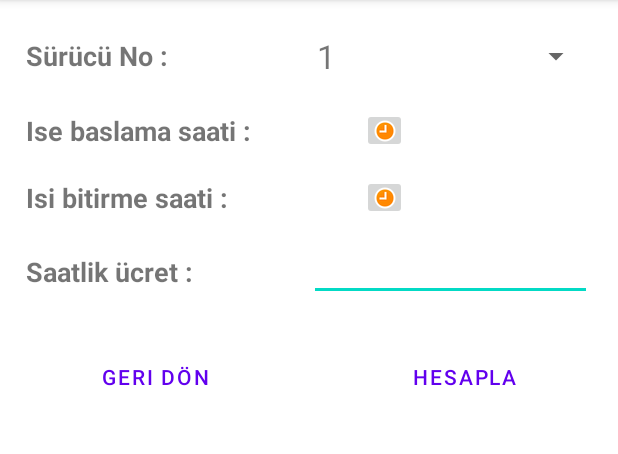
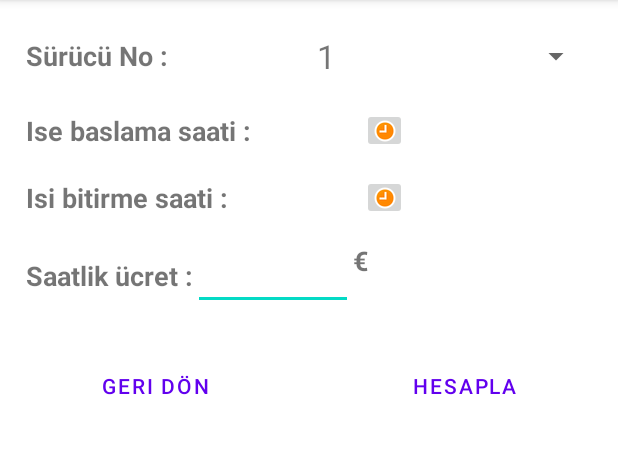
Before and after one commit to jagenau49/adisyon, an Android app: the screen it shows after launch (surucuHesapDokumu), in the options menu, after a tap on "Hesap Dökümü", on a phone screen of 412 x 824 dp, the part 84-538 px from its top. Run offline under Robolectric (Android 15) with nearby library versions, the phone set to English and light mode, and no system bars; our stand-ins replace Room's generated code.

Commit message:
surucuHesapDokumu.java is ready. All todos are completed or as task in todoist saved.

```diff
--- a/app/src/main/java/com/catsoftware/adisyon/MainActivity.java
+++ b/app/src/main/java/com/catsoftware/adisyon/MainActivity.java
@@ -35,7 +35,7 @@ public class MainActivity extends AppCompatActivity {
 
 
     @Override
-    protected void onCreate(Bundle savedInstanceState) {//TODO:sharedpreferences sistemiyle gun sonu takibi yap
+    protected void onCreate(Bundle savedInstanceState) {
         super.onCreate(savedInstanceState);
         setContentView(R.layout.activity_main);
         db = AppDatabase.getDbInstance(this.getApplicationContext());//veritabani baglaniyor
@@ -91,7 +91,7 @@ public class MainActivity extends AppCompatActivity {
         Intent intent;
         if(item.getItemId()==R.id.mnSifirla) {
 
-            verileriSifirla(); //TODO: güncelle
+            verileriSifirla();
         }else if(item.getItemId()==R.id.mnSiparisEkle) {
 
             intent = new Intent(MainActivity.this, SiparisGirmeEkrani.class);
--- a/app/src/main/java/com/catsoftware/adisyon/SiparisAdapter.java
+++ b/app/src/main/java/com/catsoftware/adisyon/SiparisAdapter.java
@@ -133,7 +133,7 @@ public class SiparisAdapter extends RecyclerView.Adapter<SiparisAdapter.MyViewHo
             notifyItemRemoved(tiklanilanPosition);
 
             /*
-            Siparis silindikten sonra mainactivity deki toplam sayiyi guncellemek icin bu cozum bulundu. TODO: daha iyisini bul
+            Siparis silindikten sonra mainactivity deki toplam sayiyi guncellemek icin bu cozum bulundu.
              */
             Intent intent=new Intent(context,MainActivity.class);
             context.startActivity(intent);
--- a/app/src/main/java/com/catsoftware/adisyon/SiparisGirmeEkrani.java
+++ b/app/src/main/java/com/catsoftware/adisyon/SiparisGirmeEkrani.java
@@ -74,9 +74,9 @@ public class SiparisGirmeEkrani extends AppCompatActivity {
             btSiparisKaydet.setText("Degisiklikleri Kaydet");
             pickerSetDakika(picker,duzenlenecekDakika);
             pickerSetSaat(picker,duzenlenecekSaat);
-            spSurucuNolari.setSelection(Integer.parseInt(duzenlenecekSurucu)-1);//TODO: bu satir dogru calismiyor
+            spSurucuNolari.setSelection(Integer.parseInt(duzenlenecekSurucu)-1);
             System.out.println("Duzenlenecek surucu id: "+(Integer.parseInt(duzenlenecekSurucu)-1));
-            spOdemeYontemi.setSelection(idOdemeYontemi);//TODO: bu satir dogru calismiyor
+            spOdemeYontemi.setSelection(idOdemeYontemi);
             etUcret.setText(""+duzenlenecekUcret);
             etSiparisNo.setText(duzenlenecekSiparisNo);
 
--- a/app/src/main/java/com/catsoftware/adisyon/db/SiparisDao.java
+++ b/app/src/main/java/com/catsoftware/adisyon/db/SiparisDao.java
@@ -29,11 +29,6 @@ public interface SiparisDao {
     @Query("UPDATE siparislerTablosu SET silindiMi=:silinmisMi WHERE sId=:sId") void setSilindiMi(int sId, boolean silinmisMi);//siparisi silindi olarak isaretliyor
 
 
-        /*  //TODO: kendine uyarla
-        @Query("SELECT * FROM user WHERE first_name LIKE :first AND " +
-                "last_name LIKE :last LIMIT 1")
-        User findByName(String first, String last);
-        */
 
 
     @Insert
--- a/app/src/main/java/com/catsoftware/adisyon/db/SiparisSatiri.java
+++ b/app/src/main/java/com/catsoftware/adisyon/db/SiparisSatiri.java
@@ -77,7 +77,7 @@ public class SiparisSatiri {
     public void setUcret(Double ucret) {
         this.ucret = ucret;
     }
-    public boolean getSilindiMi() {//TODO: default false ayarla
+    public boolean getSilindiMi() {
         return silindiMi;
     }
 
--- a/app/src/main/java/com/catsoftware/adisyon/silinmisSiparisler.java
+++ b/app/src/main/java/com/catsoftware/adisyon/silinmisSiparisler.java
@@ -33,7 +33,7 @@ public class silinmisSiparisler extends AppCompatActivity {
         LinearLayoutManager linearLayoutManager=new LinearLayoutManager(this);
         linearLayoutManager.setOrientation(LinearLayoutManager.VERTICAL);
         recyclerView.setLayoutManager(linearLayoutManager);
-        AdapterSilinmisSiparisler siparisAdapter= new AdapterSilinmisSiparisler(this,getSilinmisSiparislerListesi());//TODO:diger sinif isimlerine de uygula
+        AdapterSilinmisSiparisler siparisAdapter= new AdapterSilinmisSiparisler(this,getSilinmisSiparislerListesi());
         recyclerView.setAdapter(siparisAdapter);
 
     }
--- a/app/src/main/java/com/catsoftware/adisyon/surucuHesapDokumu.java
+++ b/app/src/main/java/com/catsoftware/adisyon/surucuHesapDokumu.java
@@ -1,6 +1,6 @@
 package com.catsoftware.adisyon;
-//TODO:surucunun saatten gelen kazanimini ayrica goster
-//TODO: saatlik ucretin yerini kisalt sonuna € isareti ekle
+
+
 
 import androidx.appcompat.app.AppCompatActivity;
 import androidx.recyclerview.widget.LinearLayoutManager;
@@ -35,11 +35,10 @@ public class surucuHesapDokumu extends AppCompatActivity {
     Spinner spSurucuNo;
     EditText etSaatlikUcreti;
     Button btGeriDon, btHesapla;
-    TextView tvTeslimEttigiPaketNakitUcreti, tvTeslimEttigiPaketKartUcreti, tvHakEttigiCalismaUcreti, tvIadeEtmesiGerekenTutar, tvIsiBitirmeSaati, tvIseBaslamaSaati,tvSurucununToplamCalismaSaati,tvSurucununTeslimEttigiPaketSayisi;
+    TextView tvTeslimEttigiPaketNakitUcreti, tvTeslimEttigiPaketKartUcreti, tvHakEttigiCalismaUcreti, tvIadeEtmesiGerekenTutar, tvIsiBitirmeSaati, tvIseBaslamaSaati, tvSurucununToplamCalismaSaati, tvSurucununTeslimEttigiPaketSayisi,tvSurucununToplamSaatlikGeliri;
     RecyclerView recyclerView;
     LinearLayout linlayHesapSonuclari;
     AppDatabase db;
-
 
 
     @Override
@@ -62,8 +61,9 @@ public class surucuHesapDokumu extends AppCompatActivity {
         tvIadeEtmesiGerekenTutar = findViewById(R.id.tvIadeEtmesiGerekenTutar);
         tvIseBaslamaSaati = findViewById(R.id.tvIseBaslamaSaati);
         tvIsiBitirmeSaati = findViewById(R.id.tvIsiBitirmeSaati);
-        tvSurucununToplamCalismaSaati=findViewById(R.id.tvSurucununToplamCalismaSaati);
-        tvSurucununTeslimEttigiPaketSayisi=findViewById(R.id.tvSurucununTeslimEttigiPaketSayisi);
+        tvSurucununToplamCalismaSaati = findViewById(R.id.tvSurucununToplamCalismaSaati);
+        tvSurucununTeslimEttigiPaketSayisi = findViewById(R.id.tvSurucununTeslimEttigiPaketSayisi);
+        tvSurucununToplamSaatlikGeliri=findViewById(R.id.tvSurucununToplamSaatlikGeliri);
 
 
         //recycleviewer ayarlaniyor
@@ -81,10 +81,8 @@ public class surucuHesapDokumu extends AppCompatActivity {
         btGeriDon.setOnClickListener(v -> anaEkranaGit());
 
         btHesapla.setOnClickListener(v -> {
-            System.out.println("gelenSurucuNo: " + spSurucuNo.getSelectedItem().toString());//TODO sil
 
-            System.out.println("gelenSaatlikUcret: " + etSaatlikUcreti.getText().toString().equals(""));//TODO sil
-            if (saatIseBaslama == 0 || saatIsiBitirme == 0  || etSaatlikUcreti.getText().toString().equals("")) {//eksik bilgiler var
+            if (saatIseBaslama == 0 || saatIsiBitirme == 0 || etSaatlikUcreti.getText().toString().equals("")) {//eksik bilgiler var
                 Toast.makeText(surucuHesapDokumu.this, "Sorgulama yapilamadi! Lütfen eksik bilgileri giriniz.", Toast.LENGTH_LONG).show();
 
 
@@ -93,8 +91,8 @@ public class surucuHesapDokumu extends AppCompatActivity {
 
                 statikSurucuNo = spSurucuNo.getSelectedItem().toString();
                 odemeHesapla(spSurucuNo.getSelectedItem().toString(), saatIseBaslama,
-                dakikaIseBaslama,  saatIsiBitirme, dakikaIsiBitirme, Double.
-                parseDouble(etSaatlikUcreti.getText().toString()));
+                        dakikaIseBaslama, saatIsiBitirme, dakikaIsiBitirme, Double.
+                                parseDouble(etSaatlikUcreti.getText().toString()));
 
                 //klavye gizleniyor
                 InputMethodManager inputMethodManager = (InputMethodManager) getSystemService(INPUT_METHOD_SERVICE);
@@ -110,9 +108,10 @@ public class surucuHesapDokumu extends AppCompatActivity {
         System.out.println("" + surucuNo + ".surucunun siparis sayisi : " + surucununSiparisSayisi);
         int surucudeToplananSiparisNakitUcreti = 0;
         int surucudeToplananSiparisKartUcreti = 0;
-        int surucuToplamCalisma10min=sure10MinHesapla(saatIseBaslama,dakikaIseBaslama,saatIsiBitirme,dakikaIsiBitirme);
-        int surucununTeslimEttigiPaketSayisi=listeSurucununSiparisleri.size();
-        double surucununCalismaUcreti = ((surucuSaatlikUcret/6.0) * surucuToplamCalisma10min)+ surucununTeslimEttigiPaketSayisi;
+        int surucuToplamCalisma10min = sure10MinHesapla(saatIseBaslama, dakikaIseBaslama, saatIsiBitirme, dakikaIsiBitirme);
+        int surucununTeslimEttigiPaketSayisi = listeSurucununSiparisleri.size();
+        double surucununToplamSaatlikGeliri=((surucuSaatlikUcret / 6.0) * surucuToplamCalisma10min);
+        double surucununCalismaUcreti = surucununToplamSaatlikGeliri+ surucununTeslimEttigiPaketSayisi;
 
         for (SiparisSatiri siparisSatir : listeSurucununSiparisleri) {
             if (siparisSatir.getOdemeYontemi().equals("Kart")) {
@@ -128,7 +127,8 @@ public class surucuHesapDokumu extends AppCompatActivity {
         tvHakEttigiCalismaUcreti.setText(surucununCalismaUcreti + " €");
         tvIadeEtmesiGerekenTutar.setText(surucununIadeEtmesiGerekenTutar + " €");
         tvSurucununToplamCalismaSaati.setText(calismaSaatiHesapla(surucuToplamCalisma10min));
-        tvSurucununTeslimEttigiPaketSayisi.setText(""+surucununSiparisSayisi);
+        tvSurucununTeslimEttigiPaketSayisi.setText("" + surucununSiparisSayisi);
+        tvSurucununToplamSaatlikGeliri.setText("( "+surucununToplamSaatlikGeliri+"€ )");
 
 
         //recycleviewer uyarlaniyor
@@ -142,14 +142,14 @@ public class surucuHesapDokumu extends AppCompatActivity {
     }
 
     private String calismaSaatiHesapla(int toplam10MinAdedi) {
-        int toplamSaat=toplam10MinAdedi/6;
-        int toplamDakika=(toplam10MinAdedi%6)*10;
-        return (toplamSaat+" saat "+toplamDakika+" dakika");
+        int toplamSaat = toplam10MinAdedi / 6;
+        int toplamDakika = (toplam10MinAdedi % 6) * 10;
+        return (toplamSaat + " saat " + toplamDakika + " dakika");
 
     }
 
     private int sure10MinHesapla(int saatIseBaslama, int dakikaIseBaslama, int saatIsiBitirme, int dakikaIsiBitirme) {
-        return ((60-dakikaIseBaslama)+((saatIsiBitirme-saatIseBaslama-1)*60)+dakikaIsiBitirme)/10;
+        return ((60 - dakikaIseBaslama) + ((saatIsiBitirme - saatIseBaslama - 1) * 60) + dakikaIsiBitirme) / 10;
     }
 
     public void anaEkranaGit() {
--- a/app/src/main/res/layout/activity_surucu_hesap_dokumu.xml
+++ b/app/src/main/res/layout/activity_surucu_hesap_dokumu.xml
@@ -129,9 +129,8 @@
 
             <TextView
                 android:id="@+id/textView9"
-                android:layout_width="0dp"
+                android:layout_width="wrap_content"
                 android:layout_height="match_parent"
-                android:layout_weight="1"
                 android:gravity="start|center_vertical"
                 android:text="@string/saatlik_ucret"
                 android:textSize="18sp"
@@ -139,13 +138,20 @@
 
             <EditText
                 android:id="@+id/etSaatlikUcret"
-                android:layout_width="0dp"
+                android:layout_width="wrap_content"
                 android:layout_height="wrap_content"
-                android:layout_weight="1"
-                android:ems="10"
-                android:gravity="start|center_vertical"
+                android:layout_gravity="left"
+                android:ems="5"
                 android:inputType="numberDecimal"
-                android:padding="7dp" />
+                android:paddingLeft="7dp" />
+
+            <TextView
+                android:id="@+id/textView22"
+                android:layout_width="wrap_content"
+                android:layout_height="wrap_content"
+                android:text="€"
+                android:textSize="18sp"
+                android:textStyle="bold" />
         </LinearLayout>
     </LinearLayout>
 
@@ -250,6 +256,13 @@
                 android:layout_width="wrap_content"
                 android:layout_height="wrap_content"
                 android:text="10 saat 50 dakika" />
+
+            <TextView
+                android:id="@+id/tvSurucununToplamSaatlikGeliri"
+                android:layout_width="wrap_content"
+                android:layout_height="wrap_content"
+                android:paddingLeft="7dp"
+                android:text="(65€)" />
         </LinearLayout>
 
         <LinearLayout
```
Also changed, not shown: app/src/main/res/layout/activity_main.xml (+10 -10 lines).
